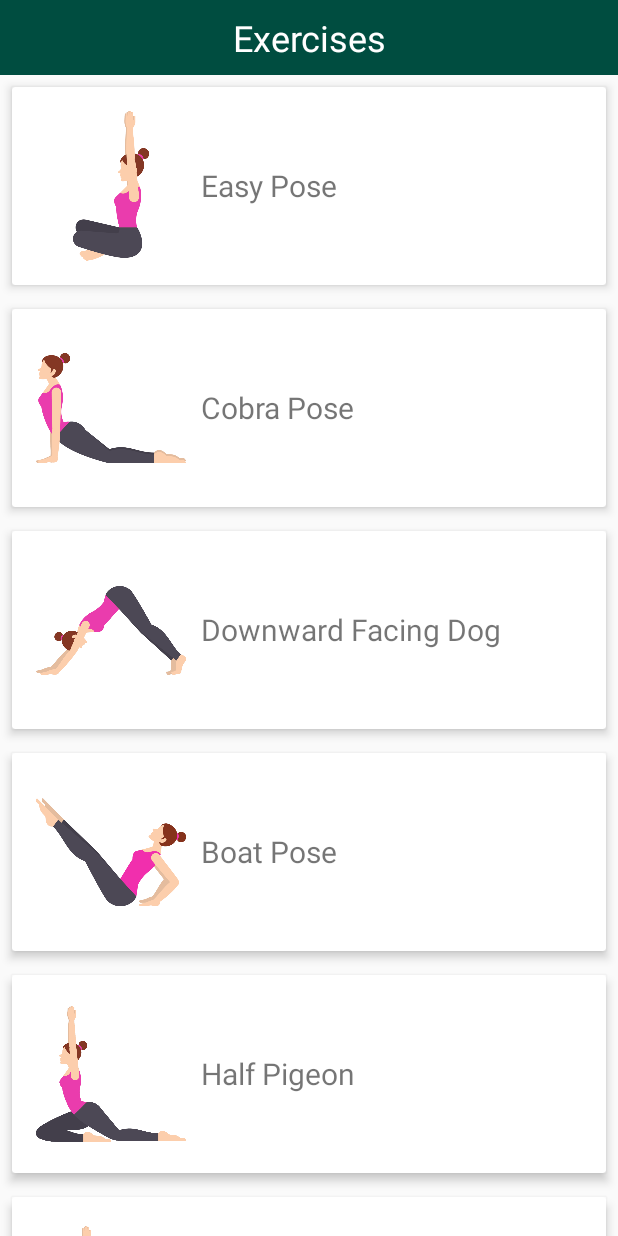
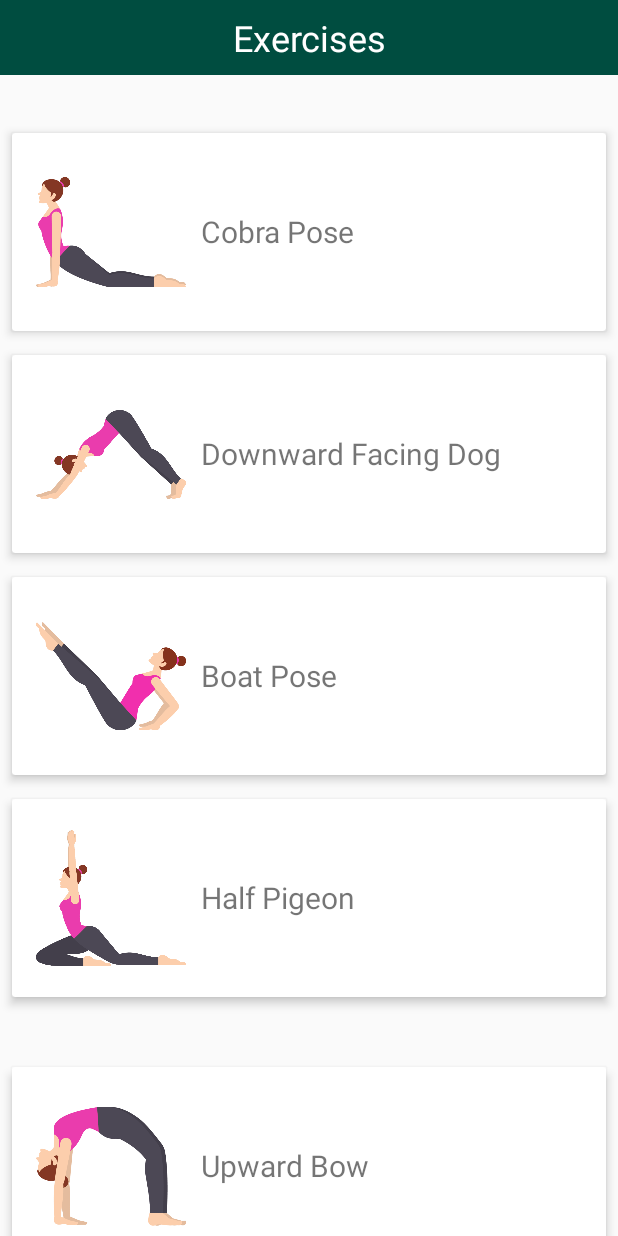
Before and after one commit to ayoubAnbara/fitness, an Android app: the ListExercices screen opened directly, with no data from a screen before it, on a phone screen of 412 x 824 dp. Run offline under Robolectric (Android 15) with nearby library versions, the phone set to English and light mode, and no system bars; our stand-ins replace AdMob, sdp/ssp sizes.

Commit message:
insert banner admob in recycleView

```diff
--- a/app/build.gradle
+++ b/app/build.gradle
@@ -6,8 +6,8 @@ android {
         applicationId "ayoub.anbara.yoga"
         minSdkVersion 17
         targetSdkVersion 28
-        versionCode 5
-        versionName "1.4"
+        versionCode 6
+        versionName "1.5"
         testInstrumentationRunner "android.support.test.runner.AndroidJUnitRunner"
     }
     buildTypes {
@@ -35,8 +35,8 @@ dependencies {
     implementation 'com.github.jd-alexander:android-flat-button:v1.1'
     // implementation 'com.readystatesoftware.sqliteasset:sqliteassethelper:2.0.1'
     implementation 'com.readystatesoftware.sqliteasset:sqliteassethelper:2.0.1'
-    implementation 'com.google.android.gms:play-services-ads:17.2.0'
-    implementation 'com.google.firebase:firebase-core:16.0.7'
+    implementation 'com.google.android.gms:play-services-ads:17.2.1'
+    implementation 'com.google.firebase:firebase-core:16.0.9'
     implementation 'com.github.GrenderG:Toasty:1.4.1'
 
     implementation 'com.cocosw:bottomsheet:1.3.1'
--- a/app/src/main/java/ayoub/anbara/yoga/Adapter/RecycleViewAdapter.java
+++ b/app/src/main/java/ayoub/anbara/yoga/Adapter/RecycleViewAdapter.java
@@ -4,12 +4,17 @@ package ayoub.anbara.yoga.Adapter;
 import android.content.Context;
 import android.content.Intent;
 import android.support.annotation.NonNull;
+import android.support.v7.widget.CardView;
 import android.support.v7.widget.RecyclerView;
 import android.view.LayoutInflater;
 import android.view.View;
 import android.view.ViewGroup;
 import android.widget.ImageView;
 import android.widget.TextView;
+
+import com.google.android.gms.ads.AdRequest;
+import com.google.android.gms.ads.AdSize;
+import com.google.android.gms.ads.AdView;
 
 import java.util.List;
 
@@ -18,32 +23,41 @@ import ayoub.anbara.yoga.Model.Exercices;
 import ayoub.anbara.yoga.R;
 import ayoub.anbara.yoga.ViewExercices;
 
-class RecycleViewHolder extends RecyclerView.ViewHolder implements View.OnClickListener
-{public ImageView image;
+class RecycleViewHolder extends RecyclerView.ViewHolder implements View.OnClickListener {
+    public ImageView image;
     public TextView text;
     private ItemClickListener itemClickListener;
 
 
     public RecycleViewHolder(@NonNull View itemView) {
         super(itemView);
-        image=itemView.findViewById(R.id.ex_img);
-        text=itemView.findViewById(R.id.ex_name);
+        image = itemView.findViewById(R.id.ex_img);
+        text = itemView.findViewById(R.id.ex_name);
         itemView.setOnClickListener(this);
 
 
     }
-
+    public RecycleViewHolder(@NonNull View itemView,int i) {
+        super(itemView);
+    }
     public void setItemClickListener(ItemClickListener itemClickListener) {
         this.itemClickListener = itemClickListener;
     }
 
     @Override
     public void onClick(View view) {
-        itemClickListener.onClick(view,getAdapterPosition());
+        itemClickListener.onClick(view, getAdapterPosition());
 
     }
 }
-public class RecycleViewAdapter extends RecyclerView.Adapter<RecycleViewHolder>{
+class MyAdViewHolder extends RecycleViewHolder {
+
+    MyAdViewHolder(View view) {
+        super(view, 5);
+    }
+}
+
+public class RecycleViewAdapter extends RecyclerView.Adapter<RecycleViewHolder> {
     private List<Exercices> exercicesList;
     private Context context;
 
@@ -54,31 +68,50 @@ private Context context;
 
     @NonNull
     @Override
-    public RecycleViewHolder onCreateViewHolder(@NonNull ViewGroup viewGroup, int i) {
-        LayoutInflater inflater=LayoutInflater.from(viewGroup.getContext());
-        View itemView=inflater.inflate(R.layout.item_exercices,viewGroup,false);
+    public RecycleViewHolder onCreateViewHolder(@NonNull ViewGroup viewGroup, int viewType) {
+        LayoutInflater inflater = LayoutInflater.from(viewGroup.getContext());
+        if (viewType == 1) {
+            // show banner admob
+            View v3 = inflater.inflate(R.layout.item_banner_admob_ads, viewGroup, false);
+            AdView adView = new AdView(context); //ads admob
+            //adView.setAdSize(AdSize.SMART_BANNER);
+            adView.setAdSize(AdSize.LARGE_BANNER);
+            adView.setAdUnitId(context.getString(R.string.banner_id));
+            CardView cardViewContainer = v3.findViewById(R.id.native_ad_container);
+            adView.loadAd(new AdRequest.Builder().build());
+            cardViewContainer.addView(adView);
+            return new MyAdViewHolder(v3);
+        } else {
 
-
+        View itemView = inflater.inflate(R.layout.item_exercices, viewGroup, false);
         return new RecycleViewHolder(itemView);
+    }}
+    @Override
+    public int getItemViewType(int position) {
+        if (position % 5 == 0)
+            return 1;  // to show banner
+        return 0;      // to show normal item
     }
 
     @Override
     public void onBindViewHolder(@NonNull RecycleViewHolder recycleViewHolder, int position) {
+        if (getItemViewType(position) == 1) return;
         recycleViewHolder.image.setImageResource(exercicesList.get(position).getImage_id());
         recycleViewHolder.text.setText(exercicesList.get(position).getName());
-            recycleViewHolder.setItemClickListener(new ItemClickListener(){
+        recycleViewHolder.setItemClickListener(new ItemClickListener() {
             @Override
             public void onClick(View view, int position) {
                 // Toast.makeText(context, "click to "+exercicesList.get(position).getName(), Toast.LENGTH_SHORT).show();
-                    Intent intent=new Intent(context,ViewExercices.class);
-                    intent.putExtra("image_id",exercicesList.get(position).getImage_id());
-                    intent.putExtra("name",exercicesList.get(position).getName());
+                Intent intent = new Intent(context, ViewExercices.class);
+                intent.putExtra("image_id", exercicesList.get(position).getImage_id());
+                intent.putExtra("name", exercicesList.get(position).getName());
                 intent.setFlags(Intent.FLAG_ACTIVITY_NEW_TASK);
                 context.startActivity(intent);
 
 
             }
-            });}
+        });
+    }
 
     @Override
     public int getItemCount() {
--- /dev/null
+++ b/app/src/main/res/layout/item_banner_admob_ads.xml
@@ -0,0 +1,14 @@
+<?xml version="1.0" encoding="utf-8"?>
+<android.support.v7.widget.CardView xmlns:android="http://schemas.android.com/apk/res/android"
+    xmlns:card_view="http://schemas.android.com/apk/res-auto"
+    android:id="@+id/native_ad_container"
+    android:layout_width="match_parent"
+    android:layout_height="wrap_content"
+    android:layout_marginTop="10dp"
+    android:layout_marginBottom="10dp"
+    android:background="@android:color/transparent"
+    card_view:cardElevation="3dp"
+    card_view:cardUseCompatPadding="true">
+
+
+</android.support.v7.widget.CardView>
--- a/app/src/main/res/values/strings.xml
+++ b/app/src/main/res/values/strings.xml
@@ -48,5 +48,6 @@
     <string name="later">Later</string>
     <string name="never">Never</string>
     <string name="done_ok">Done</string>
+
     <string name="interstitial_id">ca-app-pub-9059580756298090/5839801307</string>
 </resources>
--- a/build.gradle
+++ b/build.gradle
@@ -7,7 +7,7 @@ buildscript {
         jcenter()
     }
     dependencies {
-        classpath 'com.android.tools.build:gradle:3.3.2'
+        classpath 'com.android.tools.build:gradle:3.4.1'
         classpath 'com.google.gms:google-services:4.2.0'
 
         // NOTE: Do not place your application dependencies here; they belong
```
Also changed, not shown: gradle/wrapper/gradle-wrapper.properties. Lines whose indentation alone changed are shown as unchanged.
